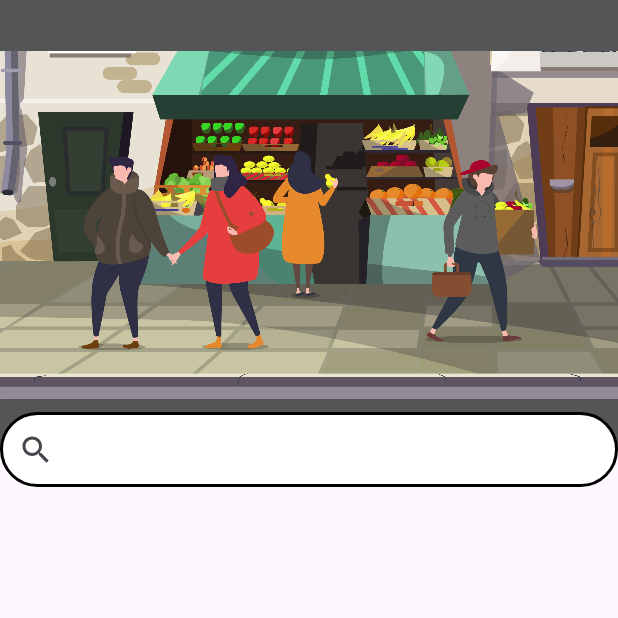
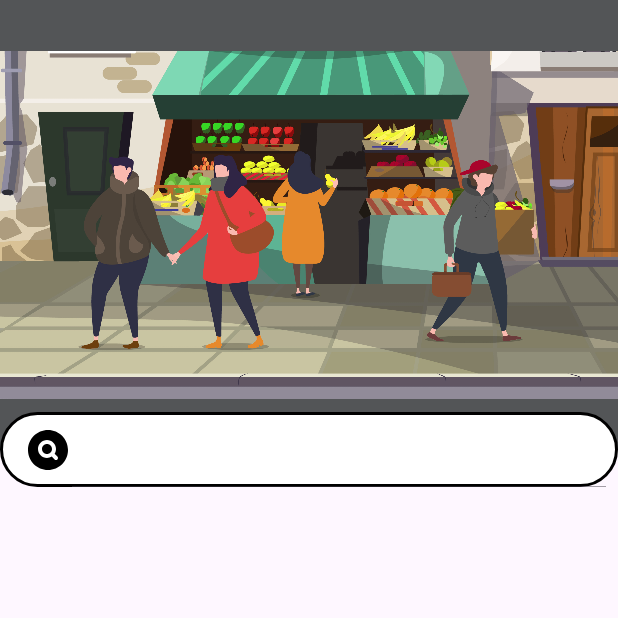
Before and after one commit to pNam0506/MarketApp, an Android app: the fragment offerMarketFragment shown on its own in the app's theme, on a phone screen of 412 x 824 dp, the top half of it. Run offline under Robolectric (Android 15) with nearby library versions, the phone set to English and light mode, and no system bars.

Commit message:
Update fragment_offer_market.xml

```diff
--- a/app/src/main/res/layout/fragment_offer_market.xml
+++ b/app/src/main/res/layout/fragment_offer_market.xml
@@ -3,6 +3,7 @@
     xmlns:tools="http://schemas.android.com/tools"
     android:layout_width="match_parent"
     android:layout_height="match_parent"
+    xmlns:app="http://schemas.android.com/apk/res-auto"
     tools:context=".offerMarketFragment">
 
     <!-- TODO: Update blank fragment layout -->
@@ -29,6 +30,10 @@
         android:layout_height="50dp"
         android:layout_marginTop="-25dp"
         android:background="@drawable/white_corner"
+        app:searchHintIcon="@null"
+        app:iconifiedByDefault="false"
+        app:searchIcon="@drawable/search_circle_svgrepo_com"
+        android:focusable="false"
 
 
         >
```
